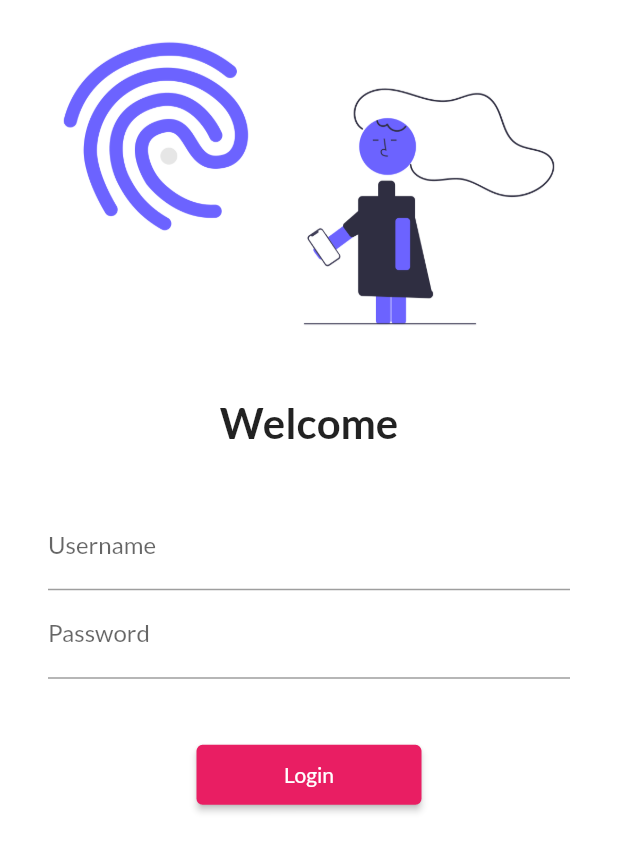
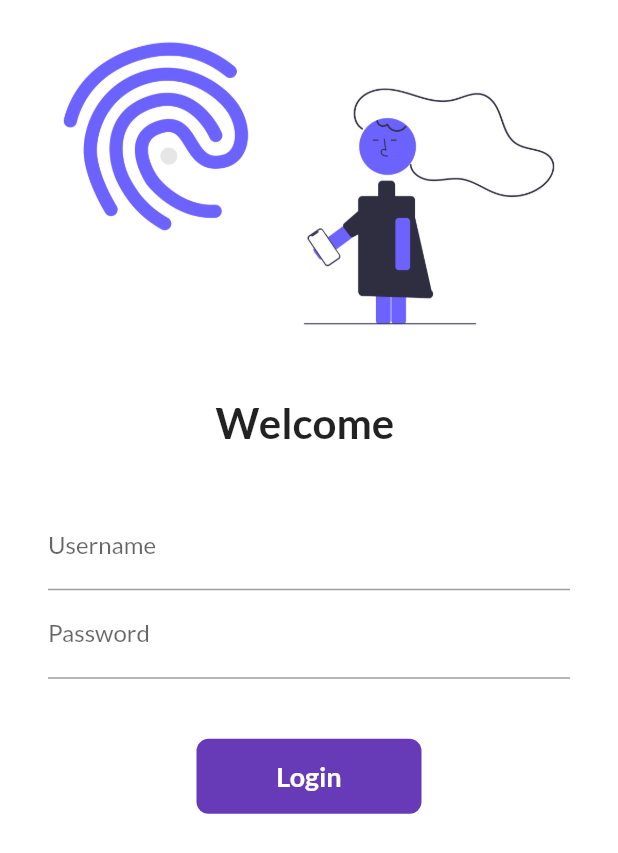
Before and after one commit to ayush-7607v/30DaysofFlutter, a Flutter app: the screen it shows after launch, on a phone screen of 412 x 824 dp. Shown: the top 853 px of the screen. Run offline on Flutter 3.47's test engine with Material 2 defaults, Android fonts, the phone set to English and light mode, and no system bars; our stand-ins replace google_fonts.

Commit message:
day5 doneee

```diff
--- a/lib/screens/login_page.dart
+++ b/lib/screens/login_page.dart
@@ -1,8 +1,17 @@
 import 'package:flutter/material.dart';
 import 'package:flutter_application_1_vs/Utils/Routes.dart';
 
-class loginpage extends StatelessWidget {
+class loginpage extends StatefulWidget {
   const loginpage({Key? key}) : super(key: key);
+
+  @override
+  State<loginpage> createState() => _loginpageState();
+}
+
+// _login underscore used below before login bcz to make private
+class _loginpageState extends State<loginpage> {
+  String name = "";
+  bool changeButton = false;
 
   @override
   Widget build(BuildContext context) {
@@ -17,8 +26,8 @@
           const SizedBox(
             height: 20.0,
           ),
-          const Text(
-            "Welcome",
+          Text(
+            "Welcome $name",
             style: TextStyle(
               fontSize: 28,
               fontWeight: FontWeight.bold,
@@ -33,9 +42,15 @@
             child: Column(
               children: [
                 TextFormField(
-                  decoration: InputDecoration(
-                      hintText: "Enter Username", labelText: "Username"),
-                ),
+                    decoration: InputDecoration(
+                        hintText: "Enter Username", labelText: "Username"),
+                    onChanged: (value) {
+                      name = value;
+                      setState(() {});
+                      // we cant use build() direct to change ui
+                      // setState used to change build() direct calling dosent work
+                    }),
+
                 TextFormField(
                   obscureText: true,
                   decoration: InputDecoration(
@@ -44,13 +59,46 @@
                 const SizedBox(
                   height: 40.0,
                 ),
-                ElevatedButton(
-                  child: Text("Login"),
-                  style: TextButton.styleFrom(minimumSize: Size(150, 40)),
-                  onPressed: () {
-                    Navigator.pushNamed(context, MyRouteshere.homeroute);
-                  },
-                )
+
+                InkWell(
+                    onTap: () async {
+                      setState(() {
+                        changeButton = true;
+                      });
+                      await Future.delayed(Duration(seconds: 1));
+                      Navigator.pushNamed(context, MyRouteshere.homeroute);
+                    },
+                    child: AnimatedContainer(
+                      duration: Duration(seconds: 1),
+                      width: changeButton ? 50 : 150,
+                      height: 50,
+                      alignment: Alignment.center,
+                      child: changeButton
+                          ? Icon(
+                              Icons.done,
+                              color: Colors.white,
+                            )
+                          : Text(
+                              "Login",
+                              style: TextStyle(
+                                  color: Colors.white,
+                                  fontWeight: FontWeight.bold,
+                                  fontSize: 18),
+                            ),
+                      decoration: BoxDecoration(
+                        color: Colors.deepPurple,
+                        borderRadius:
+                            BorderRadius.circular(changeButton ? 50 : 8),
+                      ),
+                    )),
+
+                // ElevatedButton(
+                //   child: Text("Login"),
+                //   style: TextButton.styleFrom(minimumSize: Size(150, 40)),
+                //   onPressed: () {
+                //     Navigator.pushNamed(context, MyRouteshere.homeroute);
+                //   },
+                // )
               ],
             ),
           )
```
